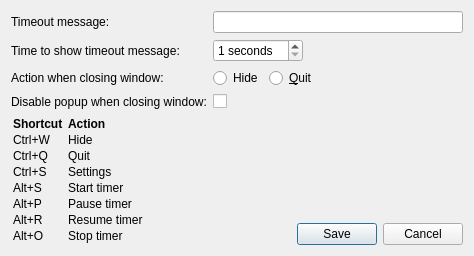
First picture: the form in settingswidget.ui, repository Granddave/Stretch-timer, before the edit.
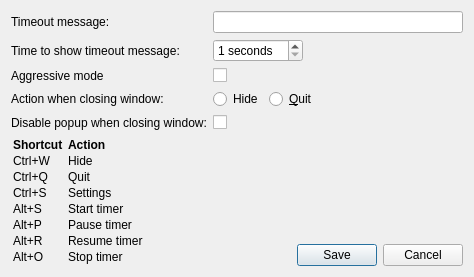
Second picture: the form after the edit.

Commit message: Added Aggressive mode

```diff
--- a/settingswidget.ui
+++ b/settingswidget.ui
@@ -6,8 +6,8 @@
    <rect>
     <x>0</x>
     <y>0</y>
-    <width>427</width>
-    <height>236</height>
+    <width>450</width>
+    <height>243</height>
    </rect>
   </property>
   <property name="sizePolicy">
@@ -89,7 +89,7 @@
        </property>
       </widget>
      </item>
-     <item row="2" column="0">
+     <item row="3" column="0">
       <widget class="QLabel" name="closeAction_label">
        <property name="whatsThis">
         <string>What happens when you press the close button on the main window.</string>
@@ -99,7 +99,7 @@
        </property>
       </widget>
      </item>
-     <item row="2" column="1">
+     <item row="3" column="1">
       <layout class="QHBoxLayout" name="closeAction_layout">
        <item>
         <widget class="QRadioButton" name="hide_radioButton">
@@ -136,7 +136,7 @@
        </item>
       </layout>
      </item>
-     <item row="3" column="0">
+     <item row="4" column="0">
       <widget class="QLabel" name="disablePopup_label">
        <property name="whatsThis">
         <string>If unchecked, a popup will appear saying that the program is still running.</string>
@@ -146,7 +146,7 @@
        </property>
       </widget>
      </item>
-     <item row="3" column="1">
+     <item row="4" column="1">
       <widget class="QCheckBox" name="disablePopup_checkBox">
        <property name="whatsThis">
         <string>If unchecked, a popup will appear saying that the program is still running.</string>
@@ -156,6 +156,20 @@
        </property>
       </widget>
      </item>
+     <item row="2" column="1">
+      <widget class="QCheckBox" name="aggressiveMode_checkBox">
+       <property name="text">
+        <string/>
+       </property>
+      </widget>
+     </item>
+     <item row="2" column="0">
+      <widget class="QLabel" name="aggressiveMode_label">
+       <property name="text">
+        <string>Aggressive mode</string>
+       </property>
+      </widget>
+     </item>
     </layout>
    </item>
    <item row="1" column="0">
```
The commit also changes 12 other files.
